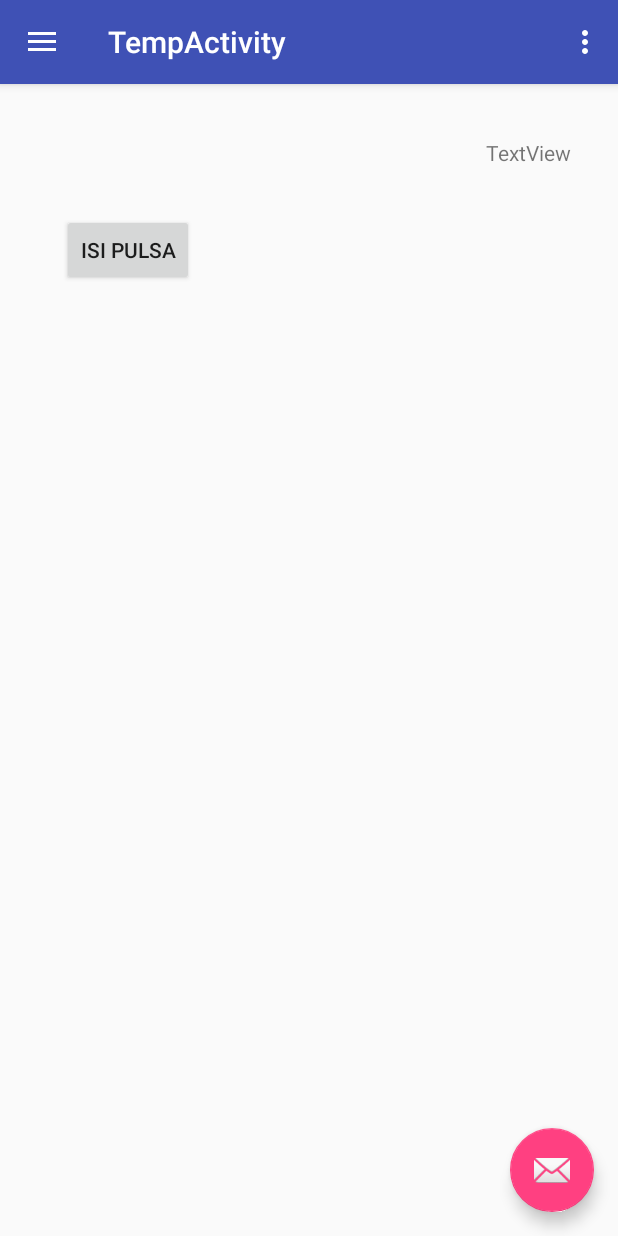
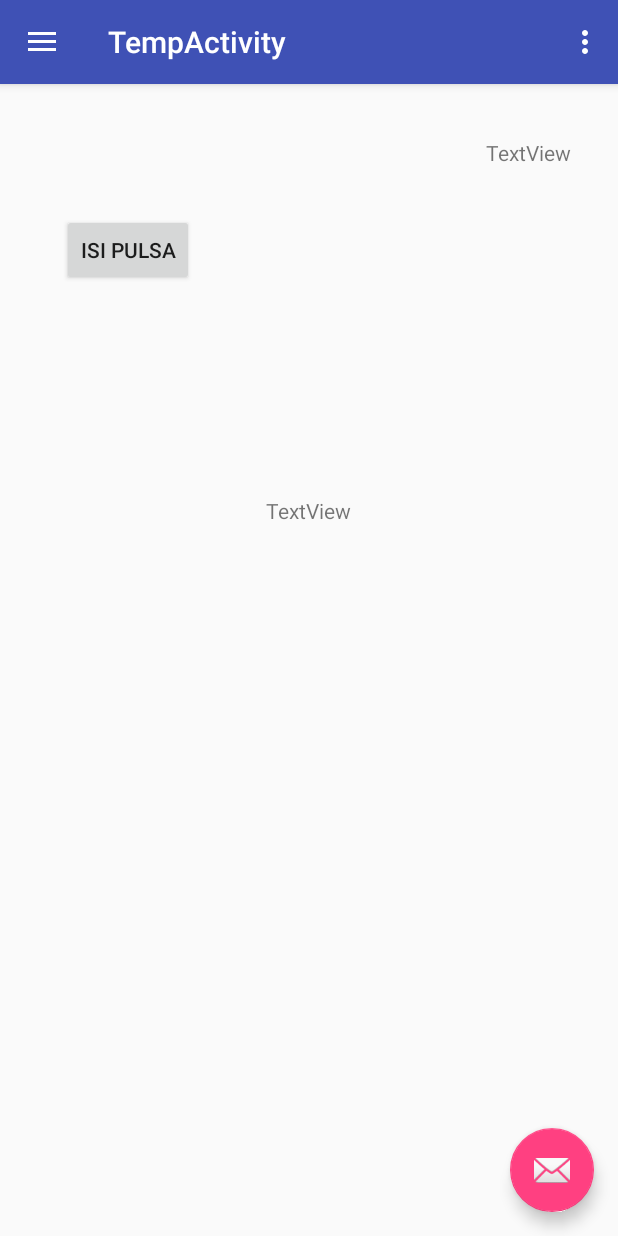
Before and after one commit to Dtech-Dev/SmartPay, an Android app: the TempActivity screen opened directly, with no data from a screen before it, on a phone screen of 412 x 824 dp. Run offline under Robolectric (Android 15) with nearby library versions, the phone set to English and light mode, and no system bars; 1 statement that could not run was skipped.

Commit message:
Transaksi Pulsa (done)

```diff
--- a/app/src/main/java/com/dtech/smartpulsa/TempActivity.java
+++ b/app/src/main/java/com/dtech/smartpulsa/TempActivity.java
@@ -33,7 +33,9 @@ import org.json.JSONArray;
 import org.json.JSONException;
 import org.json.JSONObject;
 
+import java.lang.reflect.Array;
 import java.text.NumberFormat;
+import java.util.Arrays;
 import java.util.Locale;
 
 public class TempActivity extends AppCompatActivity
@@ -41,7 +43,7 @@ public class TempActivity extends AppCompatActivity
 
     LayoutInflater layoutInflater ;
     View headerNav;
-    TextView navemail, navusername, tbalance;
+    TextView navemail, navusername, tbalance, tTempor;
     Button btnIsiPulsa;
     Dialog dialogPulsa;
     PrefManager prefManager;
@@ -97,11 +99,40 @@ public class TempActivity extends AppCompatActivity
         txtEmail = (sharedPreferences.getString(Config.DISPLAY_EMAIL, ""));
         txtFirebaseId = (sharedPreferences.getString(Config.DISPLAY_FIREBASE_ID, ""));
 
+        tTempor = (TextView) findViewById(R.id.textViewTempor);
+
         navemail.setText(txtEmail+"\n"+txtFirebaseId);
 
         getJson();
 
+        splitString();
 
+
+    }
+
+    private void splitString() {
+        String kalimat = "Trx: 385716875, Pengisian SUKSES. Semua TRX Lancar: te100.085731706444.3003, Harga: 10550, sisa saldo: .3 133189 SN:00704700000195581837";
+        String kata;
+        String[] arrayKalimat = kalimat.split("\\s");
+        String search = ".3003";
+        int indexKode = Arrays.asList(arrayKalimat).indexOf(search);
+        int start = kalimat.indexOf(".3003")-18;
+        int end = kalimat.indexOf(".3003")+5;
+        String kode = kalimat.substring(start, end);
+        String[] arrayKodeA = kode.split("\\s");
+        //int indexKode = Arrays.binarySearch(arrayKalimat, ".3003");
+        int countKlimat = arrayKalimat.length;
+        //String tempor = arrayKalimat[indexKode];
+        for (int i = 0; i < countKlimat; i++) {
+            kata = arrayKalimat[i];
+             //int searcha = arrayKalimat;
+            int indexKodea = Arrays.binarySearch(arrayKalimat, kode);
+            Log.d("Tag Array Kalimat", "index ke " + i + " = " + kata + "\n");
+            //tempor = "index ke " + i + " = " + kata + "\n";
+
+        }
+        //tTempor.setText("array ke "+"="+ kata+"\n");
+        //tTempor.setText(tempor);
     }
 
     public void getJson() {
--- a/app/src/main/res/layout/content_temp.xml
+++ b/app/src/main/res/layout/content_temp.xml
@@ -36,4 +36,13 @@
         android:layout_marginStart="25dp"
         android:layout_marginTop="31dp"
         android:id="@+id/btnIsiPulsa" />
+
+    <TextView
+        android:text="TextView"
+        android:layout_width="wrap_content"
+        android:layout_height="wrap_content"
+        android:layout_below="@+id/btnIsiPulsa"
+        android:layout_centerHorizontal="true"
+        android:layout_marginTop="140dp"
+        android:id="@+id/textViewTempor" />
 </RelativeLayout>
```
Also changed, not shown: app/src/main/AndroidManifest.xml (+10 -0 lines), app/src/main/java/com/dtech/smartpulsa/Configuration/Config.java (+15 -0 lines), app/src/main/java/com/dtech/smartpulsa/feature/Transaksi.java (+33 -4 lines), app/src/main/java/com/dtech/smartpulsa/fragments/FrSingleNumber.java (+25 -7 lines), app/src/main/java/com/dtech/smartpulsa/services/FirebaseMessagingService.java (+9 -3 lines), 1 other file.
